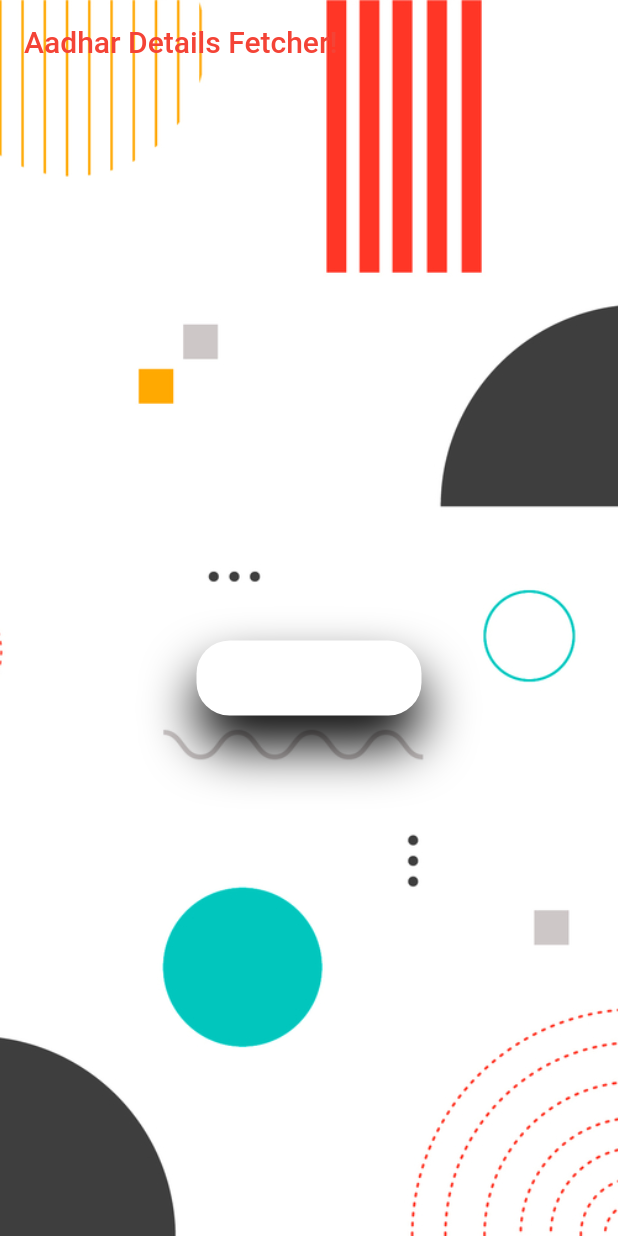
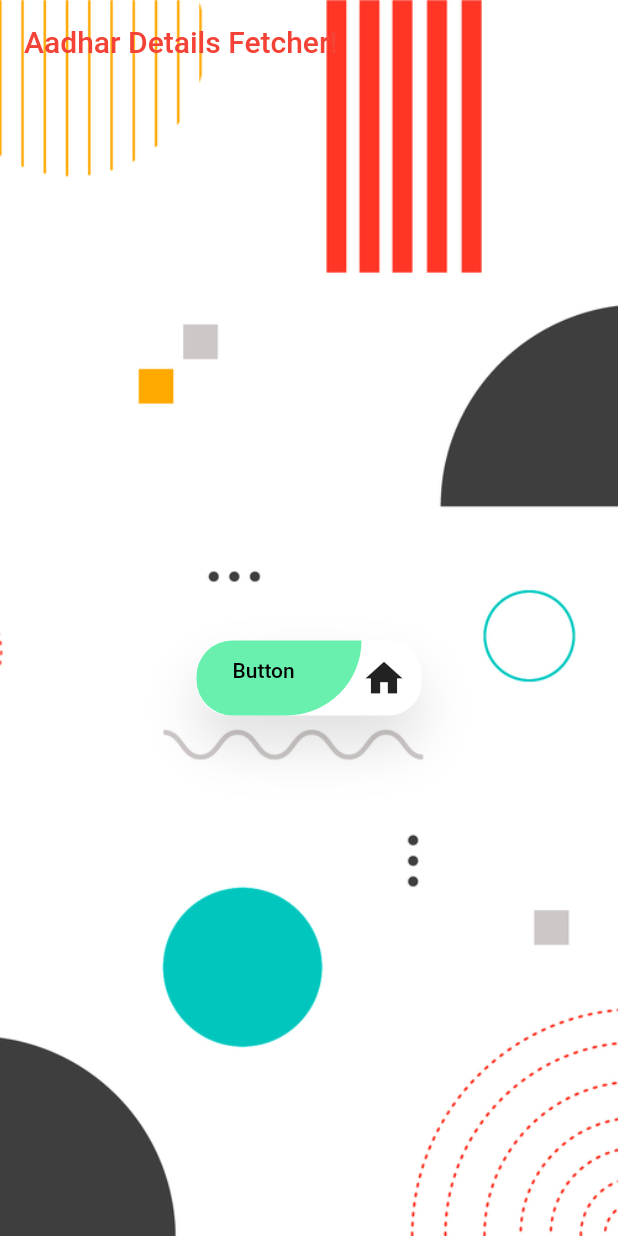
Before and after one commit to probe2k/aadhar_flutter, a Flutter app: the screen it shows after launch, on a phone screen of 412 x 824 dp. Run offline on Flutter 3.47's test engine with Material 2 defaults, Android fonts, the phone set to English and light mode, and no system bars.

Commit message:
UI revamp complete. TODO: Inkwell wrap onTap()

```diff
--- a/lib/app_home.dart
+++ b/lib/app_home.dart
@@ -35,18 +35,62 @@ class _AppHomeState extends State<AppHome> {
           top: 80,
         ),
         child: Center(
+          child: InkWell(
+            onTap: () => null,
             child: Container(
-            height: 50.0,
               width: 150.0,
               decoration: BoxDecoration(
                 boxShadow: [
                   BoxShadow(
-                  offset: Offset(0.0, 20.0),
+                    offset: Offset(
+                      0.0,
+                      20.0,
+                    ),
                     blurRadius: 30.0,
+                    color: Colors.black12,
                   ),
                 ],
                 color: Colors.white,
-              borderRadius: BorderRadius.circular(22.0),
+                borderRadius: BorderRadius.circular(
+                  22.0,
+                ),
+              ),
+              child: Row(
+                children: [
+                  Container(
+                    height: 50.0,
+                    width: 110.0,
+                    padding: const EdgeInsets.symmetric(
+                      vertical: 12.0,
+                      horizontal: 24.0,
+                    ),
+                    child: Text(
+                      'Button',
+                      style: Theme.of(context).textTheme.button.apply(
+                            color: Colors.black,
+                          ),
+                    ),
+                    decoration: BoxDecoration(
+                      color: Colors.greenAccent,
+                      borderRadius: BorderRadius.only(
+                        bottomLeft: Radius.circular(
+                          95.0,
+                        ),
+                        topLeft: Radius.circular(
+                          95.0,
+                        ),
+                        bottomRight: Radius.circular(
+                          200.0,
+                        ),
+                      ),
+                    ),
+                  ),
+                  Icon(
+                    Icons.home,
+                    size: 30,
+                  ),
+                ],
+              ),
             ),
           ),
         ),
```
Lines whose indentation alone changed are shown as unchanged.
